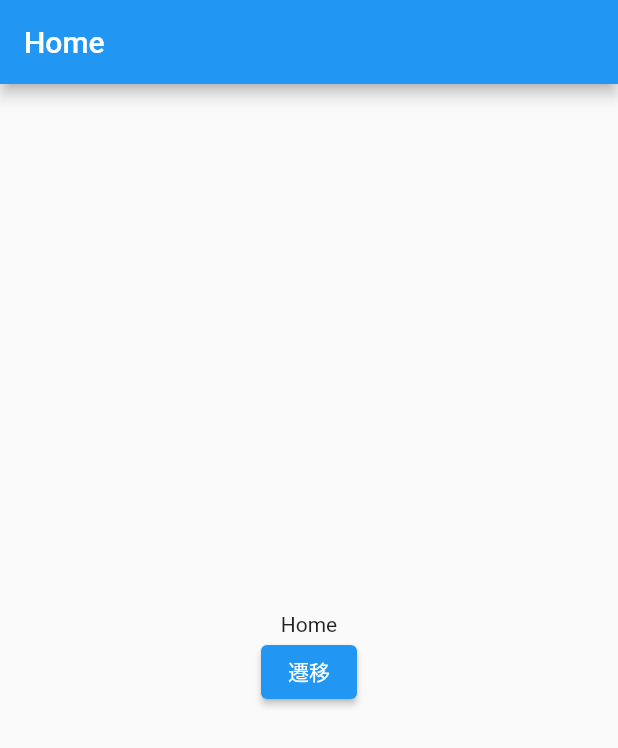
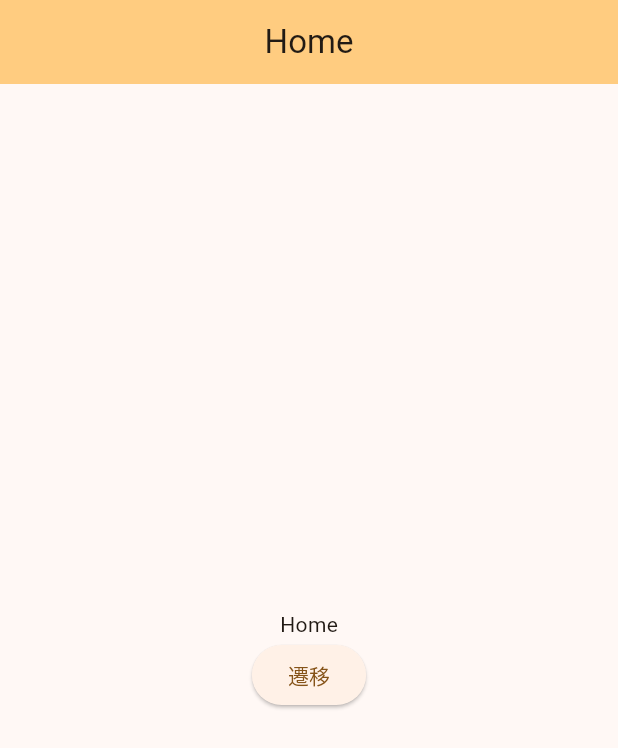
Before and after one commit to kuwabara-hirokazu/instagram-report-app, a Flutter app: the screen it shows after launch, on a phone screen of 412 x 824 dp. Shown: the top 748 px of the screen. Run offline on Flutter 3.47's test engine with Material 2 defaults, Android fonts, the phone set to English and light mode, and no system bars; our stand-ins replace cloud_firestore, firebase_core, flutter_riverpod, freezed_annotation, go_router, logger; accounts and stored records are empty.

Commit message:
テーマ設定

```diff
--- a/lib/presentation/app.dart
+++ b/lib/presentation/app.dart
@@ -1,5 +1,6 @@
 import 'package:flutter/material.dart';
 import 'package:flutter_riverpod/flutter_riverpod.dart';
+import 'package:instagram_report_app/presentation/theme.dart';
 
 import 'router.dart';
 
@@ -8,11 +9,11 @@ class App extends ConsumerWidget {
 
   @override
   Widget build(BuildContext context, WidgetRef ref) {
+    final themeData = ref.watch(themeProvider);
+
     return MaterialApp.router(
       title: 'InstaRepo',
-      theme: ThemeData(
-        primarySwatch: Colors.blue,
-      ),
+      theme: themeData,
       routerConfig: router,
     );
   }
--- /dev/null
+++ b/lib/presentation/theme.dart
@@ -0,0 +1,11 @@
+import 'package:flutter/material.dart';
+import 'package:flutter_riverpod/flutter_riverpod.dart';
+
+// テーマ設定
+final themeProvider = Provider((ref) {
+  return ThemeData(
+      useMaterial3: true,
+      colorSchemeSeed: Colors.orange,
+      appBarTheme: const AppBarTheme(
+          backgroundColor: Color(0xFFFFCC80), centerTitle: true));
+});
```
